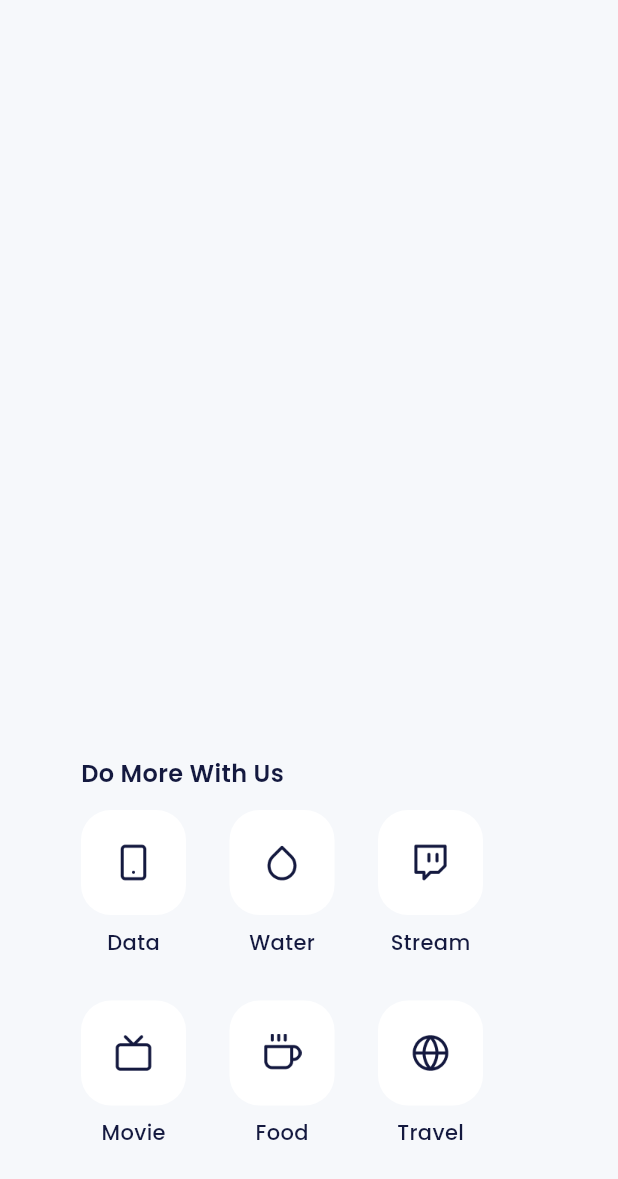
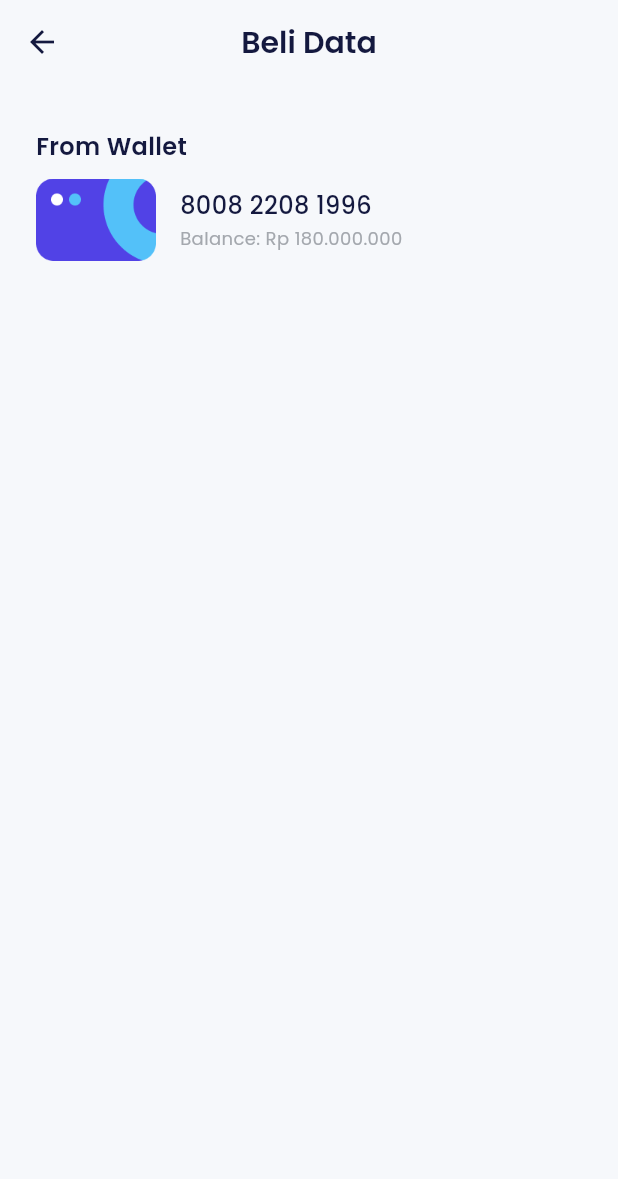
Before and after one commit to KevinZakky/E-wallet-Bank-Sha, a Flutter app: the MoreDialog widget shown alone on an empty page, opened directly, after a tap on "Data", on a phone screen of 412 x 824 dp. Shown: the top 1179 px of the screen. Run offline on Flutter 3.47's test engine with Material 3 defaults, Android fonts, the phone set to English and light mode, and no system bars; our stand-ins replace carousel_slider, google_fonts.

Commit message:
feat: slicing Beli Data Page

```diff
--- a/lib/main.dart
+++ b/lib/main.dart
@@ -1,4 +1,5 @@
 import 'package:ewallet_project_app/shared/theme.dart';
+import 'package:ewallet_project_app/ui/pages/data_proviver_page.dart';
 import 'package:ewallet_project_app/ui/pages/home_page.dart';
 import 'package:ewallet_project_app/ui/pages/onboarding_page.dart';
 import 'package:ewallet_project_app/ui/pages/pin_page.dart';
@@ -58,7 +59,8 @@ class MyApp extends StatelessWidget {
           '/topup-success': (context) => const TopupSuccessPage(),
           '/transfer': (context) => const TransferPage(),
           '/transfer-amount': (context) => const TransferAmountPage(),
-          '/transfer-success': (context) => const TransferSuccessPage()
+          '/transfer-success': (context) => const TransferSuccessPage(),
+          '/data-provider': (context) => const DataProviverPage()
         });
   }
 }
--- /dev/null
+++ b/lib/ui/pages/data_proviver_page.dart
@@ -0,0 +1,58 @@
+import 'package:ewallet_project_app/shared/theme.dart';
+import 'package:flutter/material.dart';
+
+class DataProviverPage extends StatelessWidget {
+  const DataProviverPage({super.key});
+
+  @override
+  Widget build(BuildContext context) {
+    return Scaffold(
+      appBar: AppBar(
+        title: Text('Beli Data'),
+      ),
+      body: ListView(
+        padding: const EdgeInsets.symmetric(horizontal: 24),
+        children: [
+          const SizedBox(
+            height: 30,
+          ),
+          Text(
+            'From Wallet',
+            style: blackTextStyle.copyWith(fontSize: 16, fontWeight: semiBold),
+          ),
+          const SizedBox(
+            height: 10,
+          ),
+          Row(
+            children: [
+              Image.asset(
+                'assets/img_wallet.png',
+                width: 80,
+              ),
+              const SizedBox(
+                width: 16,
+              ),
+              Column(
+                crossAxisAlignment: CrossAxisAlignment.start,
+                children: [
+                  Text(
+                    '8008 2208 1996',
+                    style: blackTextStyle.copyWith(
+                        fontSize: 16, fontWeight: medium),
+                  ),
+                  const SizedBox(
+                    height: 2,
+                  ),
+                  Text(
+                    'Balance: Rp 180.000.000',
+                    style: greyTextStyle.copyWith(fontSize: 12),
+                  )
+                ],
+              )
+            ],
+          )
+        ],
+      ),
+    );
+  }
+}
--- a/lib/ui/pages/home_page.dart
+++ b/lib/ui/pages/home_page.dart
@@ -471,7 +471,9 @@ class MoreDialog extends StatelessWidget {
                 HomeServices(
                   iconUrl: 'assets/ic_product_data.png',
                   title: 'Data',
-                  onTap: () {},
+                  onTap: () {
+                    Navigator.pushNamed(context, '/data-provider');
+                  },
                 ),
                 HomeServices(
                   iconUrl: 'assets/ic_product_water.png',
```
